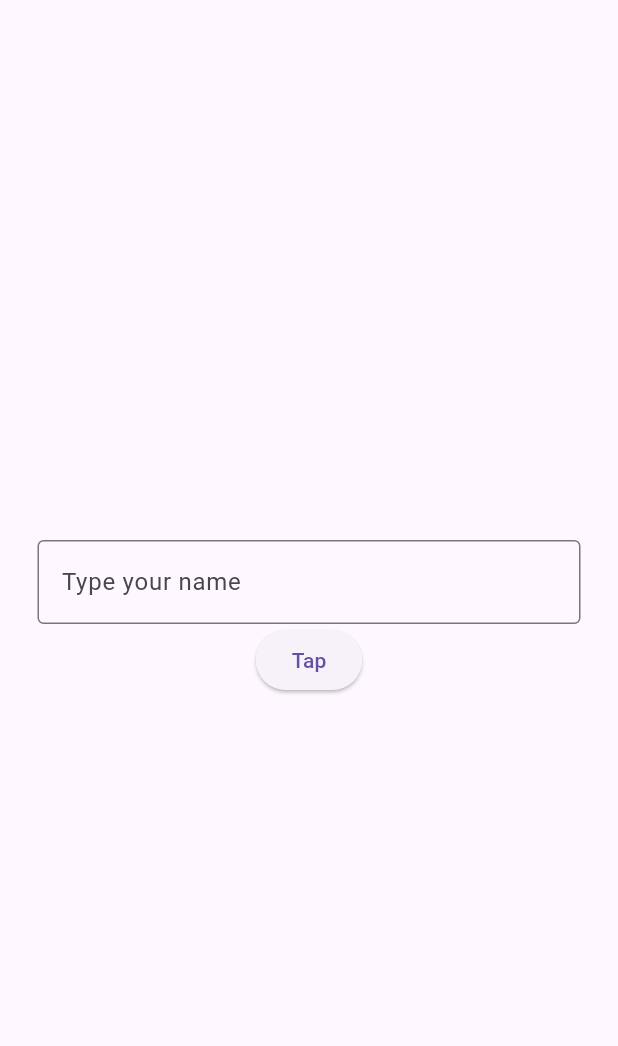
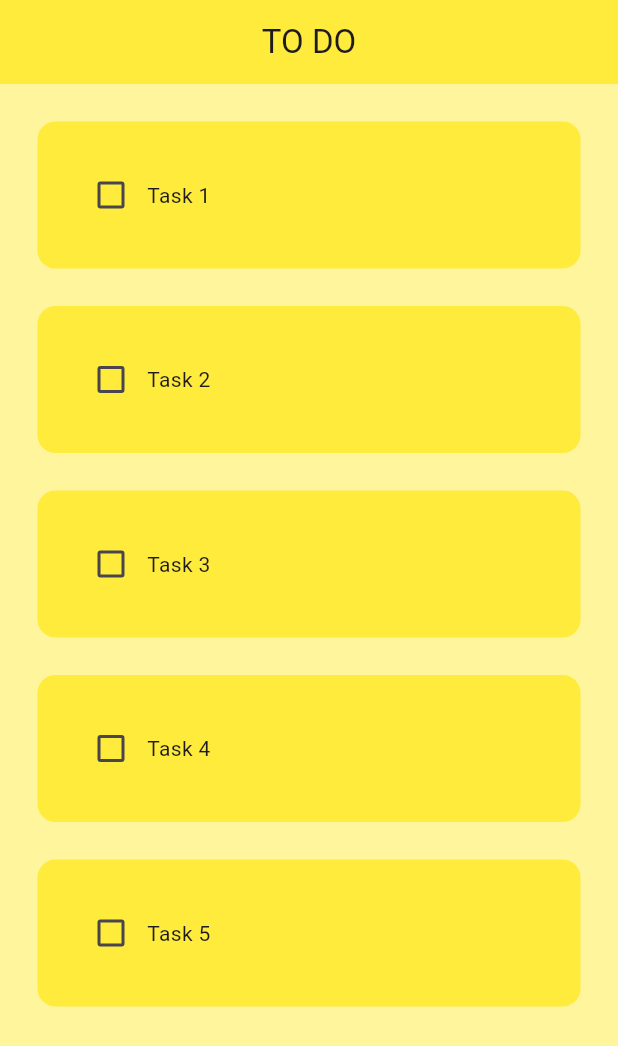
Before and after one commit to yushanwebdev/flutter-explore, a Flutter app: the screen it shows after launch, on a phone screen of 412 x 824 dp. Shown: the top 1046 px of the screen. Run offline on Flutter 3.47's test engine with Material 3 defaults, Android fonts, the phone set to English and light mode, and no system bars.

Commit message:
todo: Todo List

```diff
--- /dev/null
+++ b/lib/components/todo_tile.dart
@@ -0,0 +1,41 @@
+import 'package:flutter/material.dart';
+
+class ToDoTile extends StatelessWidget {
+  final String taskName;
+  final bool taskCompleted;
+  Function(bool?)? onChanged;
+
+  ToDoTile(
+      {super.key,
+      required this.taskName,
+      required this.taskCompleted,
+      required this.onChanged});
+
+  @override
+  Widget build(BuildContext context) {
+    return Padding(
+      padding: const EdgeInsets.only(left: 25.0, right: 25.0, top: 25.0),
+      child: Container(
+        padding: const EdgeInsets.all(25),
+        child: Row(
+          children: [
+            Checkbox(
+              value: taskCompleted,
+              onChanged: onChanged,
+              activeColor: Colors.black,
+            ),
+            Text(taskName,
+                style: TextStyle(
+                    decoration: taskCompleted
+                        ? TextDecoration.lineThrough
+                        : TextDecoration.none)),
+          ],
+        ),
+        decoration: BoxDecoration(
+          color: Colors.yellow,
+          borderRadius: BorderRadius.circular(12),
+        ),
+      ),
+    );
+  }
+}
--- a/lib/main.dart
+++ b/lib/main.dart
@@ -1,5 +1,5 @@
 import 'package:flutter/material.dart';
-import 'package:flutter_demo/pages/todo_page.dart';
+import 'package:flutter_demo/pages/home_page.dart';
 
 void main() {
   runApp(const MainApp());
@@ -10,6 +10,12 @@ class MainApp extends StatelessWidget {
 
   @override
   Widget build(BuildContext context) {
-    return MaterialApp(home: TodoPage());
+    return MaterialApp(
+        debugShowCheckedModeBanner: false,
+        home: HomePage(),
+        theme: ThemeData(
+          primarySwatch: Colors.yellow,
+          appBarTheme: AppBarTheme(backgroundColor: Colors.yellow),
+        ));
   }
 }
--- /dev/null
+++ b/lib/pages/home_page.dart
@@ -0,0 +1,40 @@
+import 'package:flutter/material.dart';
+import 'package:flutter_demo/components/todo_tile.dart';
+
+class HomePage extends StatefulWidget {
+  const HomePage({Key? key}) : super(key: key);
+
+  @override
+  State<HomePage> createState() => _HomePageState();
+}
+
+class _HomePageState extends State<HomePage> {
+  List toDoList = [
+    {"taskName": "Task 1", "taskCompleted": false},
+    {"taskName": "Task 2", "taskCompleted": false},
+    {"taskName": "Task 3", "taskCompleted": false},
+    {"taskName": "Task 4", "taskCompleted": false},
+    {"taskName": "Task 5", "taskCompleted": false},
+  ];
+
+  void updateTask(int index, bool value) {
+    setState(() {
+      toDoList[index]["taskCompleted"] = value;
+    });
+  }
+
+  @override
+  Widget build(BuildContext context) {
+    return Scaffold(
+        backgroundColor: Colors.yellow[200],
+        appBar: AppBar(title: Text("TO DO"), centerTitle: true),
+        body: ListView.builder(
+            itemBuilder: (context, index) {
+              return ToDoTile(
+                  taskName: toDoList[index]["taskName"],
+                  taskCompleted: toDoList[index]["taskCompleted"],
+                  onChanged: (value) => updateTask(index, value!));
+            },
+            itemCount: toDoList.length));
+  }
+}
--- a/lib/pages/todo_page.dart
+++ /dev/null
@@ -1,62 +0,0 @@
-import 'package:flutter/material.dart';
-
-class TodoPage extends StatefulWidget {
-  const TodoPage({Key? key}) : super(key: key);
-
-  @override
-  State<TodoPage> createState() => _TodoPageState();
-}
-
-class _TodoPageState extends State<TodoPage> {
-  // text editing controller
-  final TextEditingController _controller = TextEditingController();
-
-  // greet user
-  void greetUser() {
-    final String name = _controller.text;
-    showDialog(
-      context: context,
-      builder: (context) {
-        return AlertDialog(
-          title: const Text('Hello!'),
-          content: Text('Hello, $name!'),
-          actions: [
-            TextButton(
-              onPressed: () {
-                Navigator.of(context).pop();
-              },
-              child: const Text('Close'),
-            ),
-          ],
-        );
-      },
-    );
-  }
-
-  @override
-  Widget build(BuildContext context) {
-    return Scaffold(
-      body: Center(
-          child: Padding(
-        padding: const EdgeInsets.all(25.0),
-        child: Column(
-          mainAxisAlignment: MainAxisAlignment.center,
-          children: [
-            // input
-            TextField(
-              controller: _controller,
-              decoration: const InputDecoration(
-                  hintText: 'Type your name', border: OutlineInputBorder()),
-            ),
-
-            // button
-            ElevatedButton(
-              child: Text("Tap"),
-              onPressed: greetUser,
-            )
-          ],
-        ),
-      )),
-    );
-  }
-}
```
